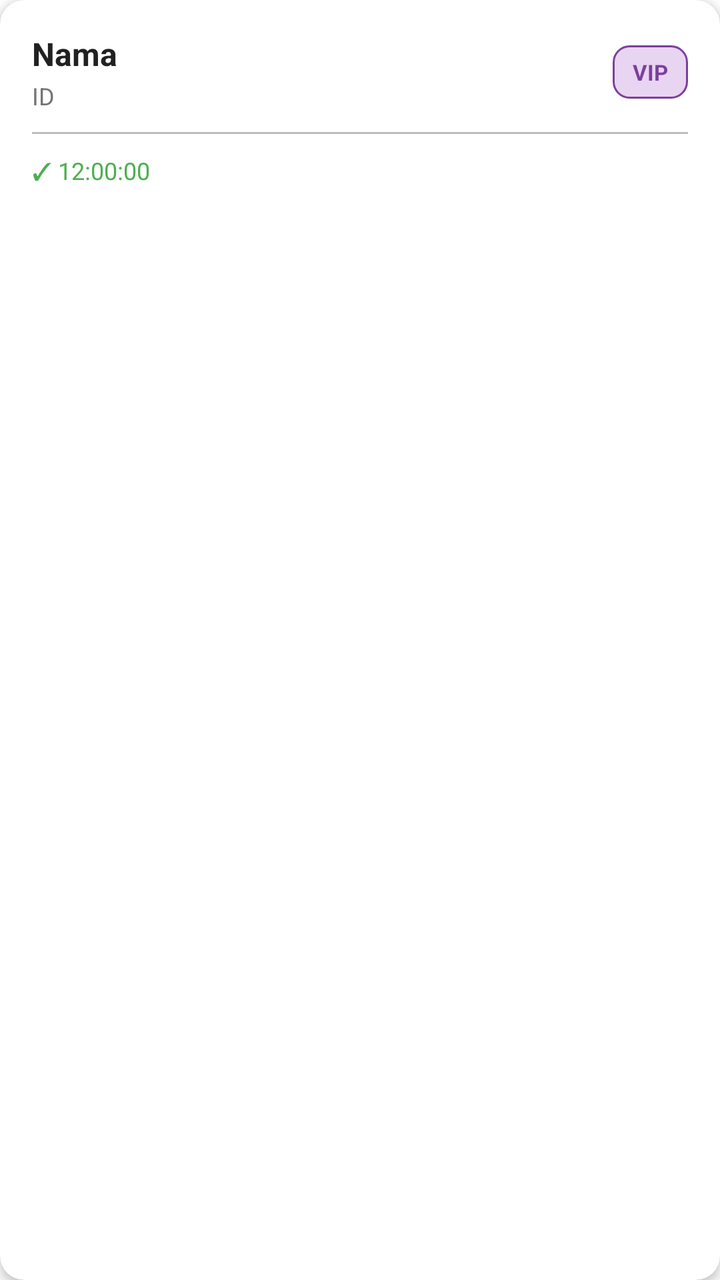
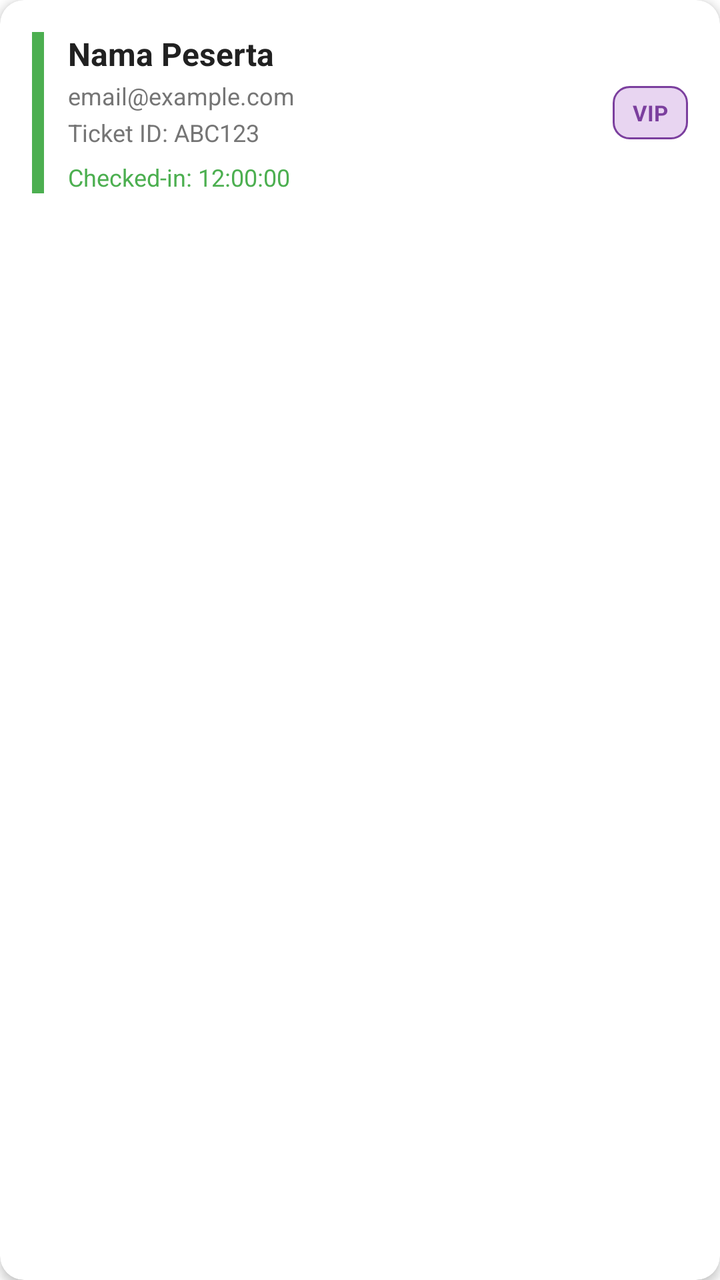

Before-and-after screenshots of an Android layout around one commit, followed by the original layout XML and the change that was made.
<!-- AndroidManifest.xml: application theme Theme.Ticketscannerapp -->
<!-- res/layout/item_checked_in_ticket.xml -->
<?xml version="1.0" encoding="utf-8"?>
<com.google.android.material.card.MaterialCardView
    xmlns:android="http://schemas.android.com/apk/res/android"
    xmlns:app="http://schemas.android.com/apk/res-auto"
    android:layout_width="match_parent"
    android:layout_height="wrap_content"
    android:layout_marginStart="16dp"
    android:layout_marginEnd="16dp"
    android:layout_marginTop="8dp"
    app:cardCornerRadius="12dp"
    app:cardElevation="3dp"
    android:backgroundTint="@android:color/white">

    <LinearLayout
        android:layout_width="match_parent"
        android:layout_height="wrap_content"
        android:orientation="vertical"
        android:padding="16dp">

        <LinearLayout
            android:layout_width="match_parent"
            android:layout_height="wrap_content"
            android:orientation="horizontal">

            <LinearLayout
                android:layout_width="0dp"
                android:layout_height="wrap_content"
                android:layout_weight="1"
                android:orientation="vertical">

                <TextView
                    android:id="@+id/tvName"
                    android:layout_width="wrap_content"
                    android:layout_height="wrap_content"
                    android:text="Nama"
                    android:textSize="16sp"
                    android:textStyle="bold"
                    android:textColor="@color/text_primary" />

                <TextView
                    android:id="@+id/tvTicketId"
                    android:layout_width="wrap_content"
                    android:layout_height="wrap_content"
                    android:text="ID"
                    android:textSize="12sp"
                    android:textColor="@color/text_secondary"
                    android:layout_marginTop="2dp" />

            </LinearLayout>

            <TextView
                android:id="@+id/tvType"
                android:layout_width="wrap_content"
                android:layout_height="wrap_content"
                android:text="VIP"
                android:textSize="11sp"
                android:textStyle="bold"
                android:textColor="@color/primary"
                android:background="@drawable/bg_badge"
                android:paddingStart="10dp"
                android:paddingEnd="10dp"
                android:paddingTop="6dp"
                android:paddingBottom="6dp"
                android:layout_gravity="center_vertical" />

        </LinearLayout>

        <View
            android:layout_width="match_parent"
            android:layout_height="1dp"
            android:background="@color/divider"
            android:layout_marginTop="10dp"
            android:layout_marginBottom="10dp" />

        <TextView
            android:id="@+id/tvTime"
            android:layout_width="wrap_content"
            android:layout_height="wrap_content"
            android:text="✓ 12:00:00"
            android:textSize="12sp"
            android:textColor="@color/success"
            android:drawablePadding="4dp" />

    </LinearLayout>

</com.google.android.material.card.MaterialCardView>
<!-- resources referenced by this layout -->
<resources>
  <color name="divider">#BDBDBD</color>
  <color name="primary">#7B3F9E</color>
  <color name="success">#4CAF50</color>
  <color name="text_primary">#212121</color>
  <color name="text_secondary">#757575</color>
  <!-- drawable bg_badge (drawable) -->
  <?xml version="1.0" encoding="utf-8"?>
  <shape xmlns:android="http://schemas.android.com/apk/res/android">
      <solid android:color="@color/primary_light" />
      <corners android:radius="8dp" />
      <stroke
          android:width="1dp"
          android:color="@color/primary" />
  </shape>
  <style name="Theme.Ticketscannerapp" parent="Theme.MaterialComponents.DayNight.NoActionBar">
          <item name="colorPrimary">@color/purple_500</item>
          <item name="colorPrimaryVariant">@color/purple_700</item>
          <item name="colorOnPrimary">@color/white</item>
          
          <item name="colorSecondary">@color/teal_200</item>
          <item name="colorSecondaryVariant">@color/teal_700</item>
          <item name="colorOnSecondary">@color/black</item>
          
          <item name="android:statusBarColor">?attr/colorPrimaryVariant</item>
          
      </style>
  <color name="primary_light">#E8D5F1</color>
  <color name="purple_500">#7B3F9E</color>
  <color name="purple_700">#5E2E7A</color>
  <color name="white">#FFFFFFFF</color>
  <color name="teal_200">#FF03DAC5</color>
  <color name="teal_700">#FF018786</color>
  <color name="black">#FF000000</color>
</resources>

<!-- the commit's change to res/layout/item_checked_in_ticket.xml (unified diff, before → after) -->
@@ -4,8 +4,7 @@
     xmlns:app="http://schemas.android.com/apk/res-auto"
     android:layout_width="match_parent"
     android:layout_height="wrap_content"
-    android:layout_marginStart="16dp"
-    android:layout_marginEnd="16dp"
+    android:layout_marginHorizontal="16dp"
     android:layout_marginTop="8dp"
     app:cardCornerRadius="12dp"
     app:cardElevation="3dp"
@@ -14,72 +13,78 @@
     <LinearLayout
         android:layout_width="match_parent"
         android:layout_height="wrap_content"
-        android:orientation="vertical"
+        android:orientation="horizontal"
         android:padding="16dp">
 
+        
+        <View
+            android:id="@+id/viewStatus"
+            android:layout_width="6dp"
+            android:layout_height="match_parent"
+            android:background="@color/success_green"
+            android:layout_marginEnd="12dp"/>
+
         <LinearLayout
-            android:layout_width="match_parent"
+            android:layout_width="0dp"
             android:layout_height="wrap_content"
-            android:orientation="horizontal">
+            android:layout_weight="1"
+            android:orientation="vertical">
 
-            <LinearLayout
-                android:layout_width="0dp"
-                android:layout_height="wrap_content"
-                android:layout_weight="1"
-                android:orientation="vertical">
-
-                <TextView
-                    android:id="@+id/tvName"
-                    android:layout_width="wrap_content"
-                    android:layout_height="wrap_content"
-                    android:text="Nama"
-                    android:textSize="16sp"
-                    android:textStyle="bold"
-                    android:textColor="@color/text_primary" />
-
-                <TextView
-                    android:id="@+id/tvTicketId"
-                    android:layout_width="wrap_content"
-                    android:layout_height="wrap_content"
-                    android:text="ID"
-                    android:textSize="12sp"
-                    android:textColor="@color/text_secondary"
-                    android:layout_marginTop="2dp" />
-
-            </LinearLayout>
-
+            
             <TextView
-                android:id="@+id/tvType"
+                android:id="@+id/tvName"
                 android:layout_width="wrap_content"
                 android:layout_height="wrap_content"
-                android:text="VIP"
-                android:textSize="11sp"
+                android:text="Nama Peserta"
+                android:textSize="16sp"
                 android:textStyle="bold"
-                android:textColor="@color/primary"
-                android:background="@drawable/bg_badge"
-                android:paddingStart="10dp"
-                android:paddingEnd="10dp"
-                android:paddingTop="6dp"
-                android:paddingBottom="6dp"
-                android:layout_gravity="center_vertical" />
+                android:textColor="@color/text_primary"/>
+
+            
+            <TextView
+                android:id="@+id/tvEmail"
+                android:layout_width="wrap_content"
+                android:layout_height="wrap_content"
+                android:text="email@example.com"
+                android:textSize="12sp"
+                android:textColor="@color/text_secondary"
+                android:layout_marginTop="2dp"/>
+
+            
+            <TextView
+                android:id="@+id/tvTicketId"
+                android:layout_width="wrap_content"
+                android:layout_height="wrap_content"
+                android:text="Ticket ID: ABC123"
+                android:textSize="12sp"
+                android:textColor="@color/text_secondary"
+                android:layout_marginTop="2dp"/>
+
+            
+            <TextView
+                android:id="@+id/tvCheckInTime"
+                android:layout_width="wrap_content"
+                android:layout_height="wrap_content"
+                android:text="Checked-in: 12:00:00"
+                android:textSize="12sp"
+                android:textColor="@color/success_green"
+                android:layout_marginTop="6dp"/>
 
         </LinearLayout>
 
-        <View
-            android:layout_width="match_parent"
-            android:layout_height="1dp"
-            android:background="@color/divider"
-            android:layout_marginTop="10dp"
-            android:layout_marginBottom="10dp" />
-
+        
         <TextView
-            android:id="@+id/tvTime"
+            android:id="@+id/tvType"
             android:layout_width="wrap_content"
             android:layout_height="wrap_content"
-            android:text="✓ 12:00:00"
-            android:textSize="12sp"
-            android:textColor="@color/success"
-            android:drawablePadding="4dp" />
+            android:text="VIP"
+            android:textSize="11sp"
+            android:textStyle="bold"
+            android:textColor="@color/primary"
+            android:background="@drawable/bg_badge"
+            android:paddingHorizontal="10dp"
+            android:paddingVertical="6dp"
+            android:layout_gravity="center_vertical"/>
 
     </LinearLayout>
 
<!-- resource entries referenced after the edit -->
@@ -1,8 +1,7 @@
 <!-- resources referenced by this layout -->
 <resources>
-  <color name="divider">#BDBDBD</color>
   <color name="primary">#7B3F9E</color>
-  <color name="success">#4CAF50</color>
+  <color name="success_green">#4CAF50</color>
   <color name="text_primary">#212121</color>
   <color name="text_secondary">#757575</color>
   <!-- drawable bg_badge (drawable) -->
